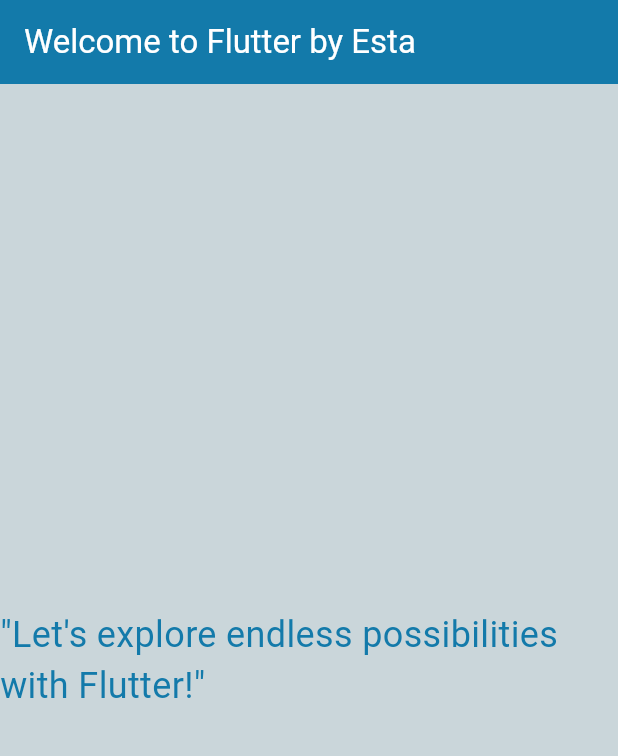
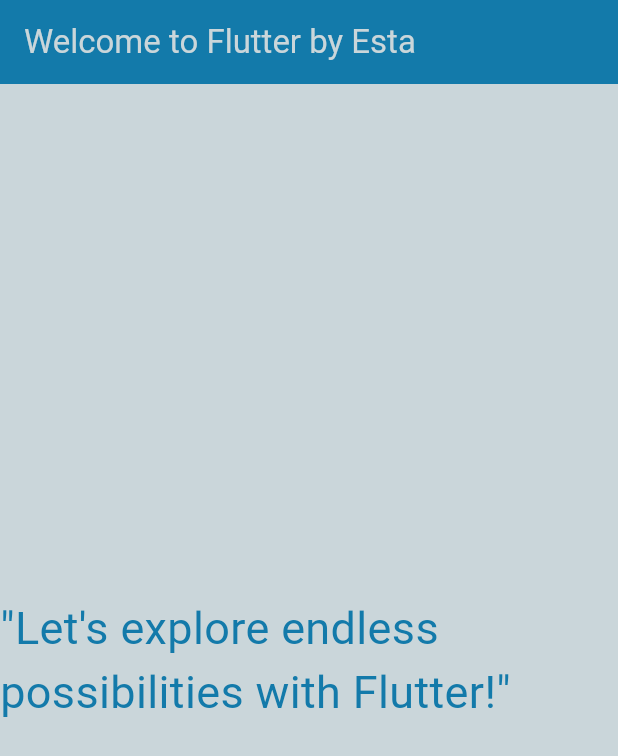
Before and after one commit to Aistaaa/flutter_background, a Flutter app: the screen it shows after launch, on a phone screen of 412 x 824 dp. Shown: the top 756 px of the screen. Run offline on Flutter 3.47's test engine with Material 3 defaults, Android fonts, the phone set to English and light mode, and no system bars.

Commit message:
Third Commit

```diff
--- a/lib/main.dart
+++ b/lib/main.dart
@@ -12,7 +12,7 @@ class MyApp extends StatelessWidget {
           title: Text(
             'Welcome to Flutter by Esta', // Judul header
             style: TextStyle(
-              color: Colors.white, // Warna teks header
+              color: Color.fromARGB(255, 202, 214, 218), // Warna teks header
             ),
           ),
           backgroundColor: Color.fromARGB(255, 19, 122, 170), // Warna latar belakang header
@@ -26,7 +26,7 @@ class MyApp extends StatelessWidget {
               '"Let\'s explore endless possibilities with Flutter!"', // Teks body
               style: TextStyle(
                 color: Color.fromARGB(255, 19, 122, 170), // Warna teks body
-                fontSize: 24.0, // Ukuran font teks body
+                fontSize: 30.0, // Ukuran font teks body
               ),
             ),
           ),
```
